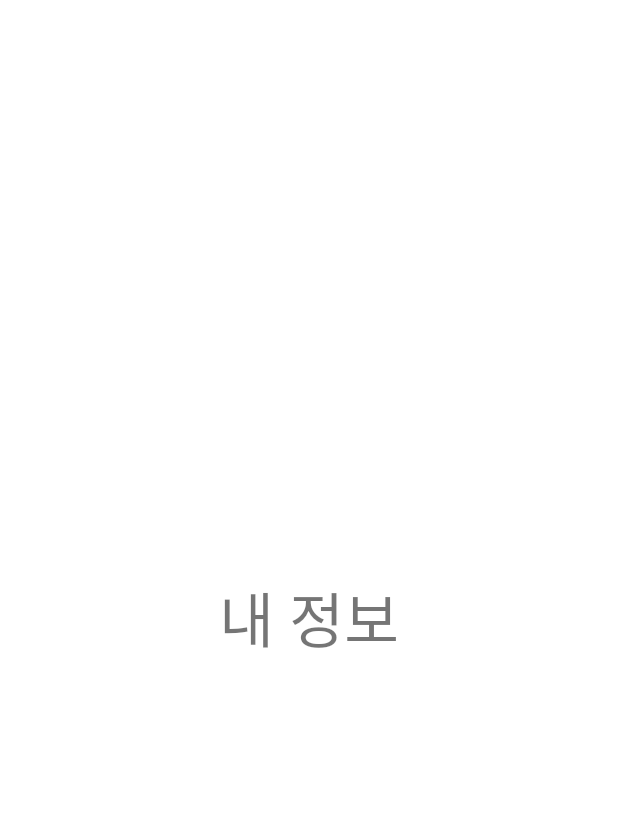
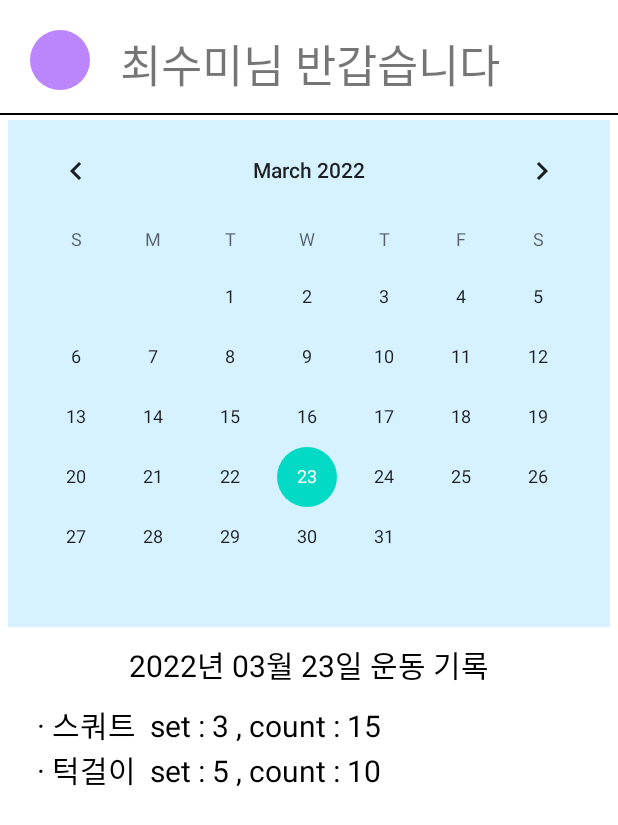
Before and after one commit to chlqudco/Sejong2022CapstoneTeam8, an Android app: the fragment MyPageFragment shown on its own in the app's theme, on a phone screen of 412 x 824 dp. Shown: the top 825 px of the screen. Run offline under Robolectric (Android 15) with nearby library versions, the phone set to English and light mode, and no system bars.

Commit message:
모든 화면 틀 잡기 2차, 카메라 생성 전 커밋

```diff
--- a/app/src/main/AndroidManifest.xml
+++ b/app/src/main/AndroidManifest.xml
@@ -9,6 +9,9 @@
         android:roundIcon="@mipmap/ic_launcher_round"
         android:supportsRtl="true"
         android:theme="@style/Theme.Sejong2022CapstoneTeam8">
+        <activity
+            android:name=".Fitness.DoFitnessActivity"
+            android:exported="false" />
         <activity
             android:name=".SignUpActivity"
             android:exported="false" />
--- a/app/src/main/java/com/chlqudco/develop/sejong2022capstoneteam8/MainActivity.kt
+++ b/app/src/main/java/com/chlqudco/develop/sejong2022capstoneteam8/MainActivity.kt
@@ -3,7 +3,9 @@ package com.chlqudco.develop.sejong2022capstoneteam8
 import androidx.appcompat.app.AppCompatActivity
 import android.os.Bundle
 import androidx.fragment.app.Fragment
+import com.chlqudco.develop.sejong2022capstoneteam8.Fitness.ChoiceFitnessFragment
 import com.chlqudco.develop.sejong2022capstoneteam8.databinding.ActivityMainBinding
+import com.chlqudco.develop.sejong2022capstoneteam8.mypage.MyPageFragment
 
 class MainActivity : AppCompatActivity() {
 
--- /dev/null
+++ b/app/src/main/java/com/chlqudco/develop/sejong2022capstoneteam8/mypage/History.kt
@@ -0,0 +1,7 @@
+package com.chlqudco.develop.sejong2022capstoneteam8.mypage
+
+data class History(
+    val name : String,
+    val set : Int,
+    val count : Int
+)
--- /dev/null
+++ b/app/src/main/java/com/chlqudco/develop/sejong2022capstoneteam8/mypage/MyPageFragment.kt
@@ -0,0 +1,38 @@
+package com.chlqudco.develop.sejong2022capstoneteam8.mypage
+
+import android.os.Bundle
+import android.view.View
+import androidx.fragment.app.Fragment
+import androidx.recyclerview.widget.LinearLayoutManager
+import com.chlqudco.develop.sejong2022capstoneteam8.R
+import com.chlqudco.develop.sejong2022capstoneteam8.databinding.FragmentMyPageBinding
+
+class MyPageFragment : Fragment(R.layout.fragment_my_page) {
+    private var binding: FragmentMyPageBinding? = null
+    private val adapter = MyPageRecyclerAdapter()
+
+    override fun onViewCreated(view: View, savedInstanceState: Bundle?) {
+        super.onViewCreated(view, savedInstanceState)
+
+        val fragmentMyPageBinding = FragmentMyPageBinding.bind(view)
+        binding = fragmentMyPageBinding
+
+        initViews()
+    }
+
+    private fun initViews(){
+
+        //임시 데이터
+        var data : MutableList<History> = mutableListOf()
+        data.add(History("스쿼트",3,15))
+        data.add(History("턱걸이",5,10))
+
+        binding?.let { binding ->
+            binding.MyPageRecyclerView.adapter = adapter
+            binding.MyPageRecyclerView.layoutManager = LinearLayoutManager(context)
+
+            adapter.dataList = data
+        }
+    }
+
+}
--- /dev/null
+++ b/app/src/main/java/com/chlqudco/develop/sejong2022capstoneteam8/mypage/MyPageRecyclerAdapter.kt
@@ -0,0 +1,31 @@
+package com.chlqudco.develop.sejong2022capstoneteam8.mypage
+
+import android.annotation.SuppressLint
+import android.view.LayoutInflater
+import android.view.ViewGroup
+import androidx.recyclerview.widget.RecyclerView
+import com.chlqudco.develop.sejong2022capstoneteam8.databinding.ItemMyPageHistoryBinding
+
+class MyPageRecyclerAdapter: RecyclerView.Adapter<MyPageRecyclerAdapter.Holder>() {
+    var dataList = mutableListOf<History>()
+
+    override fun onCreateViewHolder(parent: ViewGroup, viewType: Int): Holder {
+        val binding = ItemMyPageHistoryBinding.inflate(LayoutInflater.from(parent.context),parent,false)
+        return Holder(binding)
+    }
+
+    override fun onBindViewHolder(holder: Holder, position: Int) {
+        holder.bind(dataList[position])
+    }
+
+    override fun getItemCount(): Int {
+        return dataList.size
+    }
+
+    inner class Holder(private val binding: ItemMyPageHistoryBinding) : RecyclerView.ViewHolder(binding.root){
+        @SuppressLint("SetTextI18n")
+        fun bind(history : History){
+            binding.ItemHistoryTextView.text = " · ${history.name}  set : ${history.set.toString()} , count : ${history.count.toString()}"
+        }
+    }
+}
--- /dev/null
+++ b/app/src/main/res/drawable/info_circle.xml
@@ -0,0 +1,13 @@
+<?xml version="1.0" encoding="utf-8"?>
+<shape xmlns:android="http://schemas.android.com/apk/res/android"
+    android:shape="oval">
+
+    <size
+        android:width="40dp"
+        android:height="40dp"/>
+
+    <solid
+        android:color="@color/purple_200"/>
+
+
+</shape>
--- a/app/src/main/res/layout/fragment_choice_fitness.xml
+++ b/app/src/main/res/layout/fragment_choice_fitness.xml
@@ -4,7 +4,7 @@
     android:layout_width="match_parent"
     android:layout_height="match_parent"
     xmlns:app="http://schemas.android.com/apk/res-auto"
-    tools:context=".ChoiceFitnessFragment">
+    tools:context=".Fitness.ChoiceFitnessFragment">
 
     <TextView
         android:id="@+id/ChoiceFitnessSetTextView"
--- a/app/src/main/res/layout/fragment_my_page.xml
+++ b/app/src/main/res/layout/fragment_my_page.xml
@@ -4,16 +4,70 @@
     android:layout_width="match_parent"
     android:layout_height="match_parent"
     xmlns:app="http://schemas.android.com/apk/res-auto"
-    tools:context=".MyPageFragment">
+    tools:context=".mypage.MyPageFragment">
+
+    <ImageView
+        android:layout_margin="20dp"
+        android:id="@+id/MyPageInfoImageView"
+        android:layout_width="wrap_content"
+        android:layout_height="wrap_content"
+        app:layout_constraintStart_toStartOf="parent"
+        app:layout_constraintEnd_toStartOf="@id/MyPageNameTextView"
+        app:layout_constraintTop_toTopOf="parent"
+        android:src="@drawable/info_circle"/>
 
     <TextView
+        android:id="@+id/MyPageNameTextView"
+        android:layout_width="0dp"
+        android:layout_height="wrap_content"
+        android:text="최수미님 반갑습니다"
+        app:layout_constraintStart_toEndOf="@id/MyPageInfoImageView"
+        app:layout_constraintTop_toTopOf="@id/MyPageInfoImageView"
+        app:layout_constraintEnd_toEndOf="parent"
+        android:textSize="30sp"/>
+
+    <View
+        android:layout_width="0dp"
+        android:layout_height="1dp"
         app:layout_constraintStart_toStartOf="parent"
-        app:layout_constraintBottom_toBottomOf="parent"
+        app:layout_constraintEnd_toEndOf="parent"
+        app:layout_constraintTop_toBottomOf="@id/MyPageNameTextView"
+        android:background="@color/black"
+        android:layout_marginTop="10dp"/>
+
+    <CalendarView
+        android:id="@+id/MyPageCalendarView"
+        android:layout_width="match_parent"
+        android:layout_height="wrap_content"
+        app:layout_constraintStart_toStartOf="parent"
         app:layout_constraintTop_toTopOf="parent"
         app:layout_constraintEnd_toEndOf="parent"
-        android:text="내 정보"
-        android:textSize="40sp"
-        android:layout_width="wrap_content"
-        android:layout_height="wrap_content"/>
+        android:layout_marginTop="80dp"
+        android:background="#D6F1FF"
+        android:layout_marginStart="5dp"
+        android:layout_marginEnd="5dp"/>
+
+    <TextView
+        android:id="@+id/MyPageDateTextView"
+        android:layout_width="0dp"
+        android:layout_height="wrap_content"
+        app:layout_constraintStart_toStartOf="parent"
+        app:layout_constraintEnd_toEndOf="parent"
+        app:layout_constraintTop_toBottomOf="@id/MyPageCalendarView"
+        android:text="2022년 03월 23일 운동 기록"
+        android:textColor="@color/black"
+        android:textAlignment="center"
+        android:layout_marginTop="10dp"
+        android:textSize="20sp"/>
+
+    <androidx.recyclerview.widget.RecyclerView
+        android:id="@+id/MyPageRecyclerView"
+        android:layout_width="0dp"
+        android:layout_height="0dp"
+        app:layout_constraintStart_toStartOf="parent"
+        app:layout_constraintEnd_toEndOf="parent"
+        app:layout_constraintBottom_toBottomOf="parent"
+        app:layout_constraintTop_toBottomOf="@id/MyPageDateTextView"
+        android:layout_margin="10dp"/>
 
 </androidx.constraintlayout.widget.ConstraintLayout>
--- /dev/null
+++ b/app/src/main/res/layout/item_my_page_history.xml
@@ -0,0 +1,15 @@
+<?xml version="1.0" encoding="utf-8"?>
+<LinearLayout xmlns:android="http://schemas.android.com/apk/res/android"
+    android:layout_width="match_parent"
+    android:layout_height="wrap_content">
+
+    <TextView
+        android:id="@+id/ItemHistoryTextView"
+        android:layout_width="match_parent"
+        android:layout_height="wrap_content"
+        android:text=" · 스쿼트 set : 2 , count : 15"
+        android:textColor="@color/black"
+        android:layout_marginStart="10dp"
+        android:textSize="20sp"/>
+
+</LinearLayout>
```
Also changed, not shown: app/src/main/java/com/chlqudco/develop/sejong2022capstoneteam8/ChoiceVoiceFragment.kt (+30 -0 lines), app/src/main/java/com/chlqudco/develop/sejong2022capstoneteam8/Fitness/ChoiceFitnessFragment.kt (renamed from app/src/main/java/com/chlqudco/develop/sejong2022capstoneteam8/ChoiceFitnessFragment.kt, +4 -3 lines), app/src/main/java/com/chlqudco/develop/sejong2022capstoneteam8/Fitness/DoFitnessActivity.kt (added, +12 -0 lines), app/src/main/java/com/chlqudco/develop/sejong2022capstoneteam8/MyPageFragment.kt (deleted, +0 -12 lines), app/src/main/res/layout/activity_do_fitness.xml (added, +9 -0 lines), app/src/main/res/layout/fragment_choice_voice.xml (+43 -5 lines).
